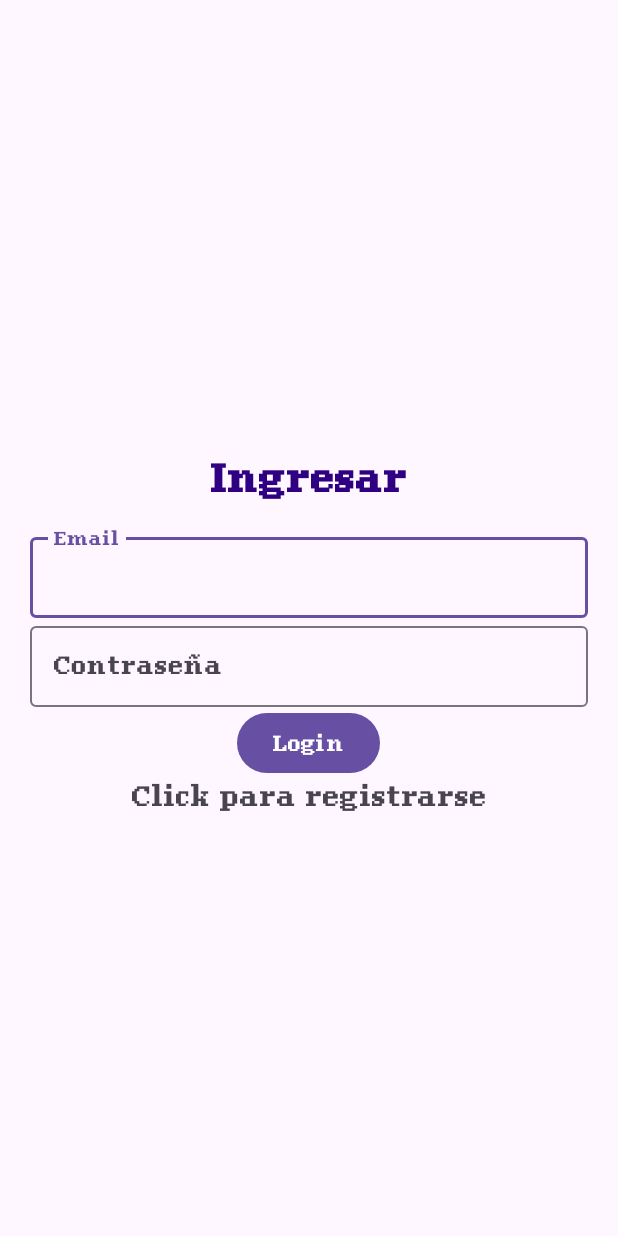
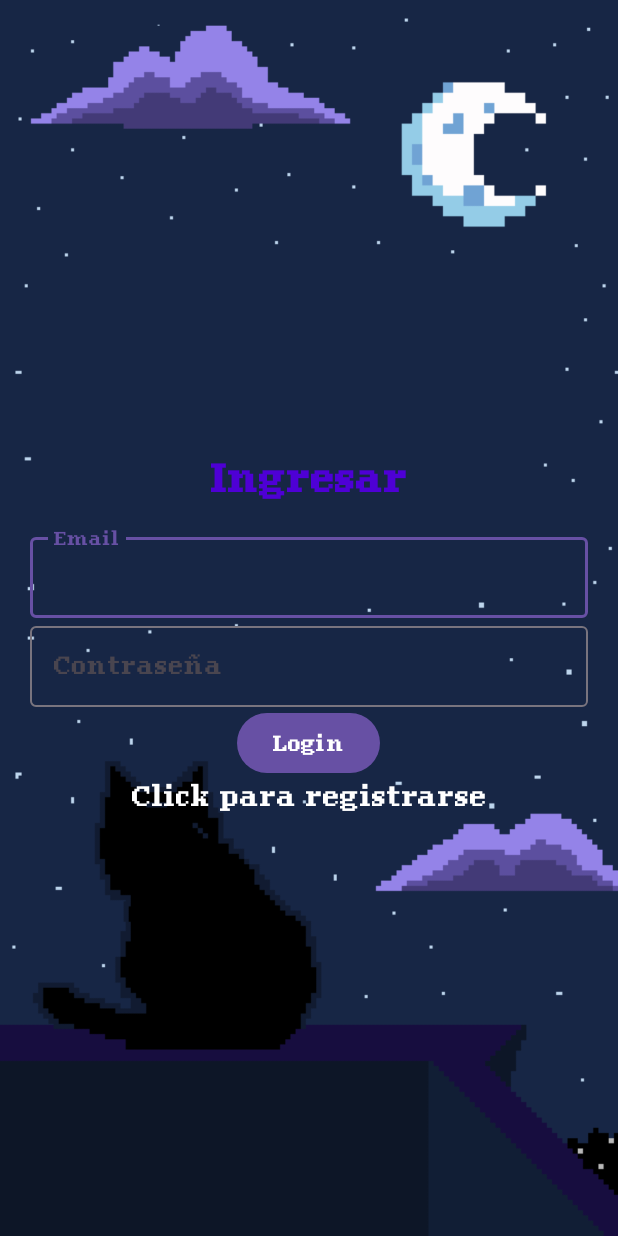
Before and after one commit to JeymsEsteban/LockMeow, an Android app: the screen it shows after launch (LoginActivity), on a phone screen of 412 x 824 dp. Run offline under Robolectric (Android 15) with nearby library versions, the light colour scheme and no system bars; our stand-ins replace Firebase (no records; nobody signed in at launch, a user with empty details on screens opened directly).

Commit message:
actualizado login y registro

```diff
--- a/app/src/main/res/layout/activity_login.xml
+++ b/app/src/main/res/layout/activity_login.xml
@@ -8,6 +8,7 @@
     android:layout_height="match_parent"
     android:padding="20dp"
     tools:context=".LoginActivity"
+    android:background="@drawable/gatologin"
     >
 
     <TextView
@@ -18,7 +19,7 @@
         android:layout_margin="20sp"
         android:layout_width="match_parent"
         android:layout_height="wrap_content"
-        android:textColor="#2F0081"
+        android:textColor="#4E00D5"
         android:fontFamily="@font/pixel_georgia_bold"/>
     <com.google.android.material.textfield.TextInputLayout
         android:layout_width="match_parent"
@@ -28,7 +29,8 @@
             android:hint="@string/email"
             android:layout_width="match_parent"
             android:layout_height="wrap_content"
-            android:fontFamily="@font/pixel_georgia_bold"/>
+            android:fontFamily="@font/pixel_georgia_bold"
+            android:textColor="@color/white"/>
     </com.google.android.material.textfield.TextInputLayout>
     <com.google.android.material.textfield.TextInputLayout
         android:layout_width="match_parent"
@@ -38,7 +40,8 @@
             android:hint="@string/pasword"
             android:layout_width="match_parent"
             android:layout_height="wrap_content"
-            android:fontFamily="@font/pixel_georgia_bold"/>
+            android:fontFamily="@font/pixel_georgia_bold"
+            android:textColor="@color/white"/>
     </com.google.android.material.textfield.TextInputLayout>
     <Button
         android:id="@+id/btn_login"
@@ -60,5 +63,6 @@
         android:text="@string/click_to_login"
         android:layout_width="match_parent"
         android:layout_height="wrap_content"
-        android:fontFamily="@font/pixel_georgia_bold"/>
+        android:fontFamily="@font/pixel_georgia_bold"
+        android:textColor="@color/white"/>
 </LinearLayout>
```
Also changed, not shown: app/src/main/res/layout/activity_registration.xml (+13 -8 lines), app/src/main/res/drawable/gatologin.png (added).
